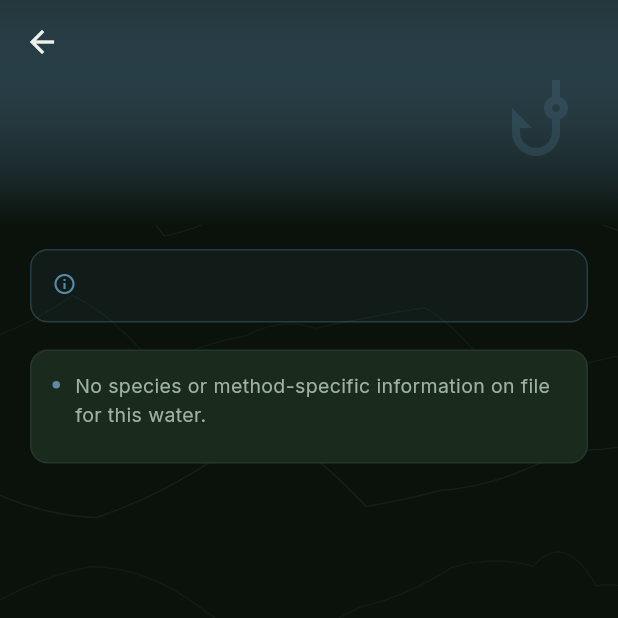
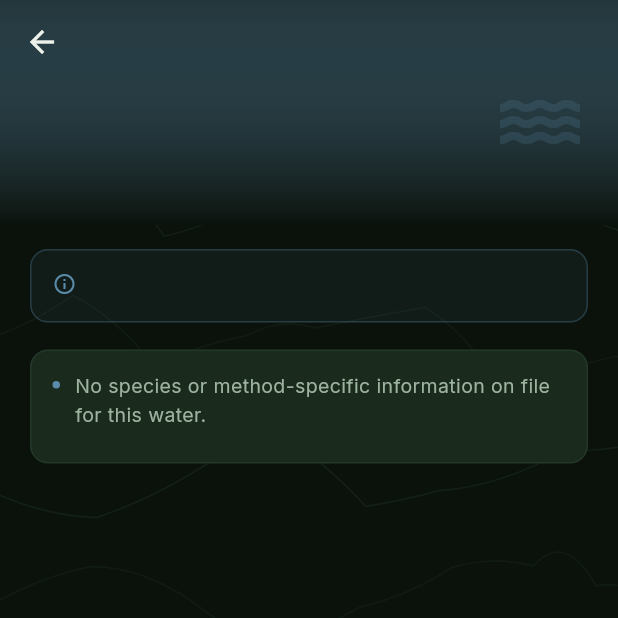
Before and after one commit to sambritch-netizen/AlaskaAtlas, a Flutter app: the FishingWaterScreen screen opened directly with empty values, on a phone screen of 412 x 824 dp, the top half of it. Run offline on Flutter 3.47's test engine with Material 3 defaults, Android fonts, the phone set to English and light mode, and no system bars; our stand-ins replace flutter_map, flutter_riverpod, geolocator, go_router, google_fonts, latlong2 and 1 more; missing offline and left inert: flutter_map_marker_cluster; accounts and stored records are empty; network calls fail.

Commit message:
polish: water hero icon, breadcrumb truncation, guides stagger
Replace Icons.phishing on FishingWaterScreen hero with Icons.water.
Breadcrumb truncates subregion before region (region is the more useful anchor).
Guides stagger tightened from 280+55i (cap 580ms) to 260+40i (cap 460ms).

Co-Authored-By: Claude Opus 4.7 <noreply@anthropic.com>

```diff
--- a/lib/screens/fishing/fishing_water_screen.dart
+++ b/lib/screens/fishing/fishing_water_screen.dart
@@ -72,7 +72,7 @@ class FishingWaterScreen extends StatelessWidget {
                       alignment: Alignment.topRight,
                       child: Padding(
                         padding: EdgeInsets.only(top: 48, right: 20),
-                        child: Icon(Icons.phishing,
+                        child: Icon(Icons.water,
                             size: 64, color: Color(0x335B8BAB)),
                       ),
                     ),
@@ -90,9 +90,25 @@ class FishingWaterScreen extends StatelessWidget {
                         const Icon(Icons.place_outlined,
                             size: 13, color: FishingStyle.water),
                         const SizedBox(width: 5),
+                        Text(
+                          loc.region,
+                          style: const TextStyle(
+                            fontSize: 12,
+                            fontWeight: FontWeight.w600,
+                            color: AppColors.textSecondary,
+                          ),
+                        ),
+                        const Text(
+                          ' · ',
+                          style: TextStyle(
+                            fontSize: 12,
+                            fontWeight: FontWeight.w600,
+                            color: AppColors.textSecondary,
+                          ),
+                        ),
                         Flexible(
                           child: Text(
-                            '${loc.region} · ${loc.sub}',
+                            loc.sub,
                             maxLines: 1,
                             overflow: TextOverflow.ellipsis,
                             style: const TextStyle(
--- a/lib/screens/guides/guides_screen.dart
+++ b/lib/screens/guides/guides_screen.dart
@@ -43,7 +43,7 @@ class GuidesScreen extends StatelessWidget {
                   (context, i) => TweenAnimationBuilder<double>(
                     tween: Tween(begin: 0.0, end: 1.0),
                     duration: Duration(
-                        milliseconds: 280 + (i * 55).clamp(0, 300)),
+                        milliseconds: 260 + (i * 40).clamp(0, 200)),
                     curve: Curves.easeOutCubic,
                     builder: (context, v, child) => Opacity(
                       opacity: v,
```
